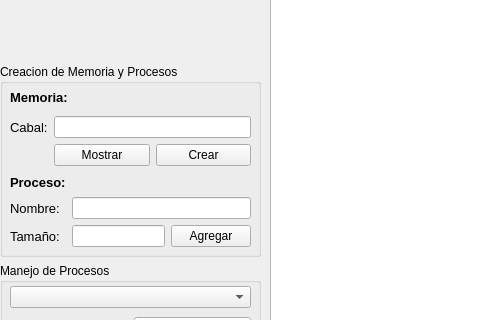
Qt form Principal.ui (DarioFlores/BuddyApp) before a commit; both pictures show x 0 to 480 and y 126 to 446 of the 798 by 584 pixel window.
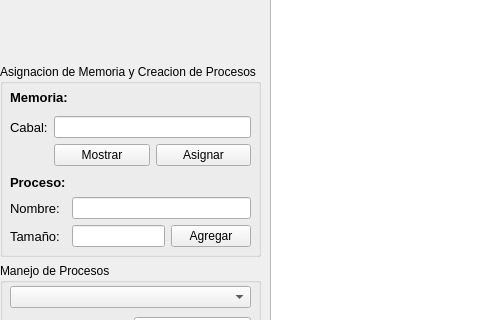
The same form after that commit. Icons and pictures are not drawn.

Patch:
```diff
--- a/Principal.ui
+++ b/Principal.ui
@@ -95,7 +95,7 @@
      <item>
       <widget class="QGroupBox" name="groupBox">
        <property name="title">
-        <string>Creacion de Memoria y Procesos</string>
+        <string>Asignacion de Memoria y Creacion de Procesos</string>
        </property>
        <widget class="QWidget" name="layoutWidget">
         <property name="geometry">
@@ -211,7 +211,7 @@
            <item>
             <widget class="QPushButton" name="pushButtonNuevaMemoria">
              <property name="text">
-              <string>Crear</string>
+              <string>Asignar</string>
              </property>
             </widget>
            </item>
```
Left out of the diff: 51 changed lines with no effect on the pictures.
